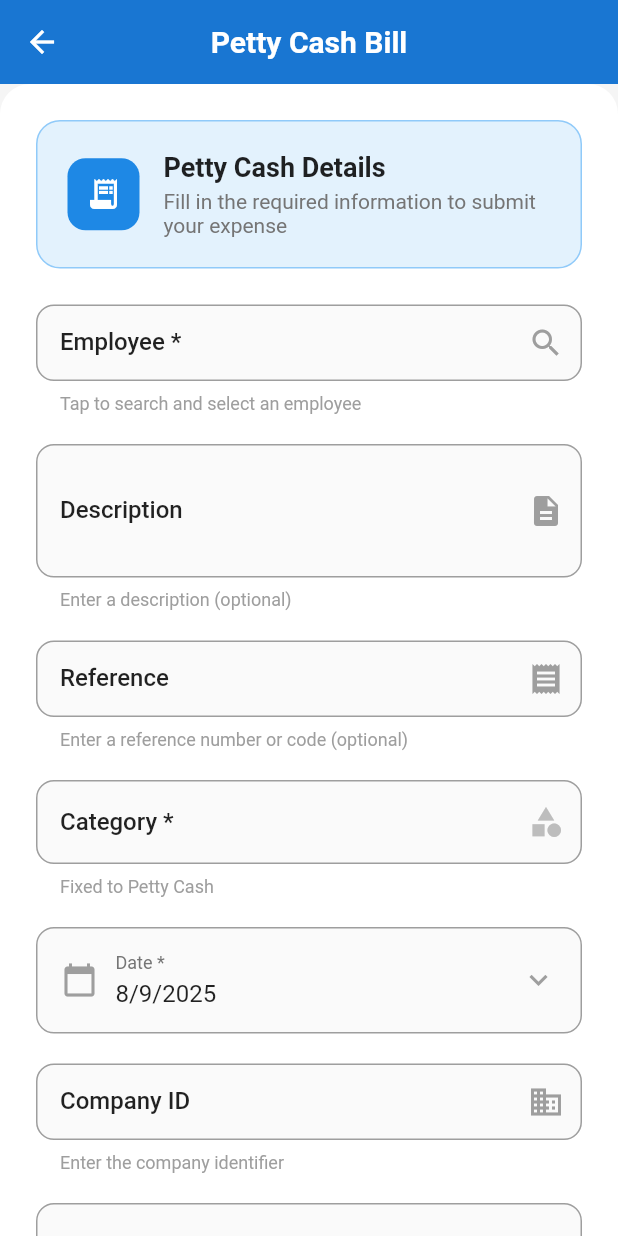
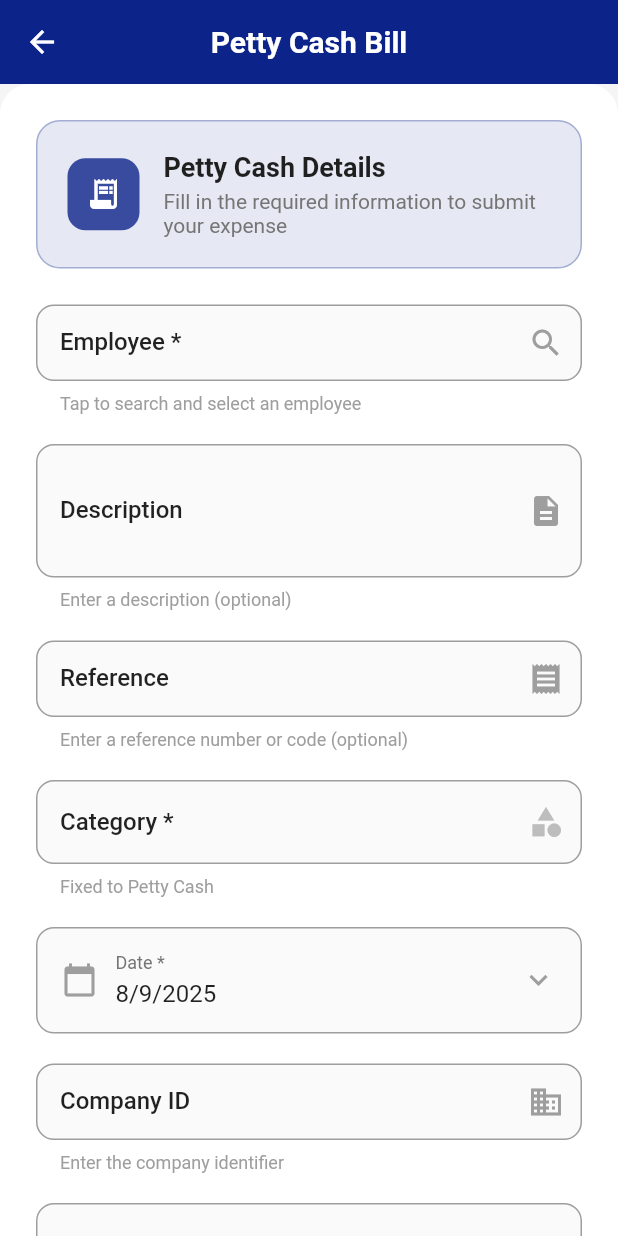
Before and after one commit to RashidMinhas47/SRT-App, a Flutter app: the ExpenseFormScreen screen opened directly, on a phone screen of 412 x 824 dp. Run offline on Flutter 3.47's test engine with Material 3 defaults, Android fonts, the phone set to English and light mode, and no system bars; our stand-ins replace bloc, connectivity_plus, dartz, dropdown_search, equatable, flutter_bloc and 11 more; missing offline and left inert: open_file_safe_plus; accounts and stored records are empty; network calls fail; Roboto replaces fonts that are missing (Abg); key blocks and very long unbroken strings in the code were emptied for the run.

Commit message:
petty cash screen updated today

```diff
--- a/lib/modules/petty_cash/presentation_layer/screens/hr_expense_screen.dart
+++ b/lib/modules/petty_cash/presentation_layer/screens/hr_expense_screen.dart
@@ -1,3 +1,4 @@
+import 'package:bayanat/core/utils/color_manager.dart';
 import 'package:bayanat/modules/petty_cash/controllers/hr_expense_ctr.dart';
 import 'package:bayanat/modules/petty_cash/models/hr_expense.dart';
 import 'package:flutter/material.dart';
@@ -23,6 +24,7 @@ class _ExpenseFormScreenState extends State<ExpenseFormScreen> {
   int? _selectedCompanyId;
   int? _selectedTaxId;
   DateTime _selectedDate = DateTime.now();
+  bool _hasValidationError = false;
 
   final _controller = Get.put(HrExpenseController());
 
@@ -129,7 +131,7 @@ class _ExpenseFormScreenState extends State<ExpenseFormScreen> {
             fontWeight: FontWeight.w600,
           ),
         ),
-        backgroundColor: Colors.blue[700],
+        backgroundColor: ColorManager.primary,
         elevation: 0,
         iconTheme: const IconThemeData(color: Colors.white),
         centerTitle: true,
@@ -174,16 +176,17 @@ class _ExpenseFormScreenState extends State<ExpenseFormScreen> {
                 Container(
                   padding: const EdgeInsets.all(20),
                   decoration: BoxDecoration(
-                    color: Colors.blue[50],
+                    color: ColorManager.primary.withOpacity(0.1),
                     borderRadius: BorderRadius.circular(16),
-                    border: Border.all(color: Colors.blue[200]!, width: 1),
+                    border: Border.all(
+                        color: ColorManager.primary.withOpacity(0.3), width: 1),
                   ),
                   child: Row(
                     children: [
                       Container(
                         padding: const EdgeInsets.all(12),
                         decoration: BoxDecoration(
-                          color: Colors.blue[600],
+                          color: ColorManager.primary.withOpacity(0.8),
                           borderRadius: BorderRadius.circular(12),
                         ),
                         child: const Icon(
@@ -242,10 +245,18 @@ class _ExpenseFormScreenState extends State<ExpenseFormScreen> {
                                   fontSize: 16,
                                   fontWeight: FontWeight.w500,
                                 ),
-                                helperText:
-                                    'Tap to search and select an employee',
-                                helperStyle: const TextStyle(
-                                  color: Colors.grey,
+                                helperText: _hasValidationError &&
+                                        _controller.selectedEmployeeId.value ==
+                                            0
+                                    ? 'Please select an employee'
+                                    : 'Tap to search and select an employee',
+                                helperStyle: TextStyle(
+                                  color: _hasValidationError &&
+                                          _controller
+                                                  .selectedEmployeeId.value ==
+                                              0
+                                      ? Colors.red
+                                      : Colors.grey,
                                   fontSize: 12,
                                 ),
                                 border: OutlineInputBorder(
@@ -266,7 +277,7 @@ class _ExpenseFormScreenState extends State<ExpenseFormScreen> {
                                   borderSide: BorderSide(
                                       color: state.hasError
                                           ? Colors.red
-                                          : Colors.blue,
+                                          : ColorManager.primary,
                                       width: 2),
                                 ),
                                 errorBorder: OutlineInputBorder(
@@ -288,7 +299,7 @@ class _ExpenseFormScreenState extends State<ExpenseFormScreen> {
                                 suffixIcon: Obx(() => Icon(
                                       _controller.selectedEmployeeId.value == 0
                                           ? Icons.search
-                                          : Icons.person,
+                                          : Icons.keyboard_arrow_down,
                                       color: state.hasError
                                           ? Colors.red
                                           : Colors.grey,
@@ -379,7 +390,7 @@ class _ExpenseFormScreenState extends State<ExpenseFormScreen> {
                         return Theme(
                           data: Theme.of(context).copyWith(
                             colorScheme: ColorScheme.light(
-                              primary: Colors.blue[700]!,
+                              primary: ColorManager.primary,
                               onPrimary: Colors.white,
                               onSurface: Colors.black87,
                             ),
@@ -455,6 +466,7 @@ class _ExpenseFormScreenState extends State<ExpenseFormScreen> {
 
                 // Tax Type Selection (optional)
                 Obx(() => DropdownButtonFormField<int>(
+                      icon: Icon(Icons.keyboard_arrow_down),
                       value: _selectedTaxId,
                       decoration: _getDropdownDecoration(
                         'Tax Type',
@@ -560,8 +572,8 @@ class _ExpenseFormScreenState extends State<ExpenseFormScreen> {
                     borderRadius: BorderRadius.circular(16),
                     gradient: LinearGradient(
                       colors: [
-                        Colors.blue[600]!,
-                        Colors.blue[700]!,
+                        ColorManager.primary.withOpacity(0.8),
+                        ColorManager.primary.withOpacity(0.6),
                       ],
                     ),
                   ),
@@ -611,34 +623,34 @@ class _ExpenseFormScreenState extends State<ExpenseFormScreen> {
                 const SizedBox(height: 16),
 
                 // Error Display
-                Obx(() {
-                  if (_controller.error.value.isNotEmpty) {
-                    return Container(
-                      padding: const EdgeInsets.all(16),
-                      decoration: BoxDecoration(
-                        color: Colors.red[50],
-                        borderRadius: BorderRadius.circular(12),
-                        border: Border.all(color: Colors.red[200]!, width: 1),
-                      ),
-                      child: Row(
-                        children: [
-                          Icon(Icons.error_outline, color: Colors.red[600]),
-                          const SizedBox(width: 12),
-                          Expanded(
-                            child: Text(
-                              _controller.error.value,
-                              style: TextStyle(
-                                color: Colors.red[700],
-                                fontSize: 14,
-                              ),
-                            ),
-                          ),
-                        ],
-                      ),
-                    );
-                  }
-                  return const SizedBox.shrink();
-                }),
+                // Obx(() {
+                //   if (_controller.error.value.isNotEmpty) {
+                //     return Container(
+                //       padding: const EdgeInsets.all(16),
+                //       decoration: BoxDecoration(
+                //         color: Colors.red[50],
+                //         borderRadius: BorderRadius.circular(12),
+                //         border: Border.all(color: Colors.red[200]!, width: 1),
+                //       ),
+                //       child: Row(
+                //         children: [
+                //           Icon(Icons.error_outline, color: Colors.red[600]),
+                //           const SizedBox(width: 12),
+                //           Expanded(
+                //             child: Text(
+                //               _controller.error.value,
+                //               style: TextStyle(
+                //                 color: Colors.red[700],
+                //                 fontSize: 14,
+                //               ),
+                //             ),
+                //           ),
+                //         ],
+                //       ),
+                //     );
+                //   }
+                //   return const SizedBox.shrink();
+                // }),
               ],
             ),
           ),
@@ -648,6 +660,10 @@ class _ExpenseFormScreenState extends State<ExpenseFormScreen> {
   }
 
   Future<void> _submit() async {
+    setState(() {
+      _hasValidationError = true;
+    });
+
     if (_formKey.currentState?.validate() ?? false) {
       final expense = HrExpenseModel(
         name: _descriptionController.text,
@@ -746,6 +762,9 @@ class _ExpenseFormScreenState extends State<ExpenseFormScreen> {
                                     _controller.selectedEmployeeId.value = id;
                                     _employeeDisplayController.text =
                                         employeeName;
+                                    setState(() {
+                                      _hasValidationError = false;
+                                    });
                                     Navigator.of(context).pop();
                                   },
                                 );
```
